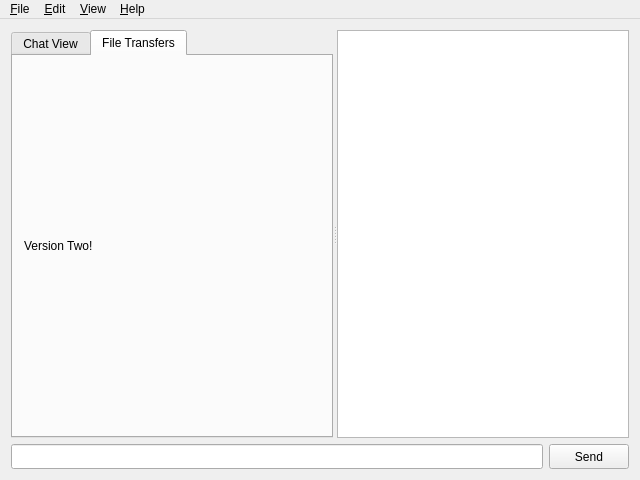
Before: the Qt Designer form ui/qt/lirch_qt_interface.ui in m42a/Lirch, drawn with Qt 5.
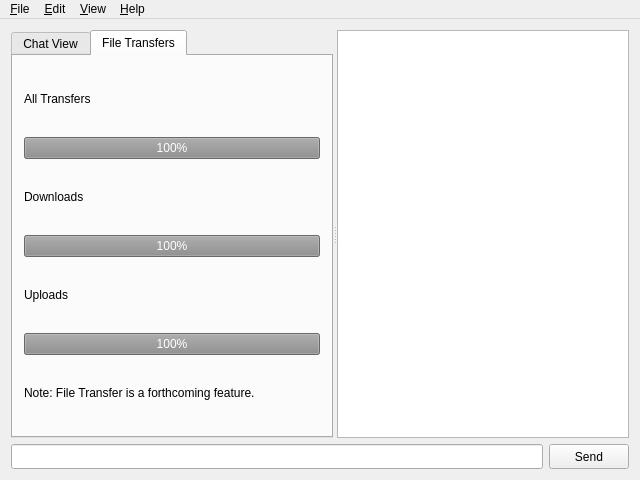
After: the same form once the commit is applied. The open tabs and pages were chosen to show the change.

Patch:
```diff
--- a/ui/qt/lirch_qt_interface.ui
+++ b/ui/qt/lirch_qt_interface.ui
@@ -62,11 +62,62 @@
           <attribute name="title">
            <string>File Transfers</string>
           </attribute>
-          <layout class="QHBoxLayout" name="fileTransfersLayout">
+          <layout class="QVBoxLayout" name="fileTransfersLayout">
            <item>
             <widget class="QLabel" name="fileTransfersLabel">
              <property name="text">
-              <string>Version Two!</string>
+              <string>All Transfers</string>
+             </property>
+            </widget>
+           </item>
+           <item>
+            <widget class="QProgressBar" name="all_progress">
+             <property name="enabled">
+              <bool>false</bool>
+             </property>
+             <property name="value">
+              <number>100</number>
+             </property>
+            </widget>
+           </item>
+           <item>
+            <widget class="QLabel" name="downloads_label">
+             <property name="text">
+              <string>Downloads</string>
+             </property>
+            </widget>
+           </item>
+           <item>
+            <widget class="QProgressBar" name="downloads_progress">
+             <property name="enabled">
+              <bool>false</bool>
+             </property>
+             <property name="value">
+              <number>100</number>
+             </property>
+            </widget>
+           </item>
+           <item>
+            <widget class="QLabel" name="uploads_label">
+             <property name="text">
+              <string>Uploads</string>
+             </property>
+            </widget>
+           </item>
+           <item>
+            <widget class="QProgressBar" name="uploads_progress">
+             <property name="enabled">
+              <bool>false</bool>
+             </property>
+             <property name="value">
+              <number>100</number>
+             </property>
+            </widget>
+           </item>
+           <item>
+            <widget class="QLabel" name="file_transfer_note">
+             <property name="text">
+              <string>Note: File Transfer is a forthcoming feature.</string>
              </property>
             </widget>
            </item>
```
Left out of the diff: 12 changed lines with no effect on the pictures.
